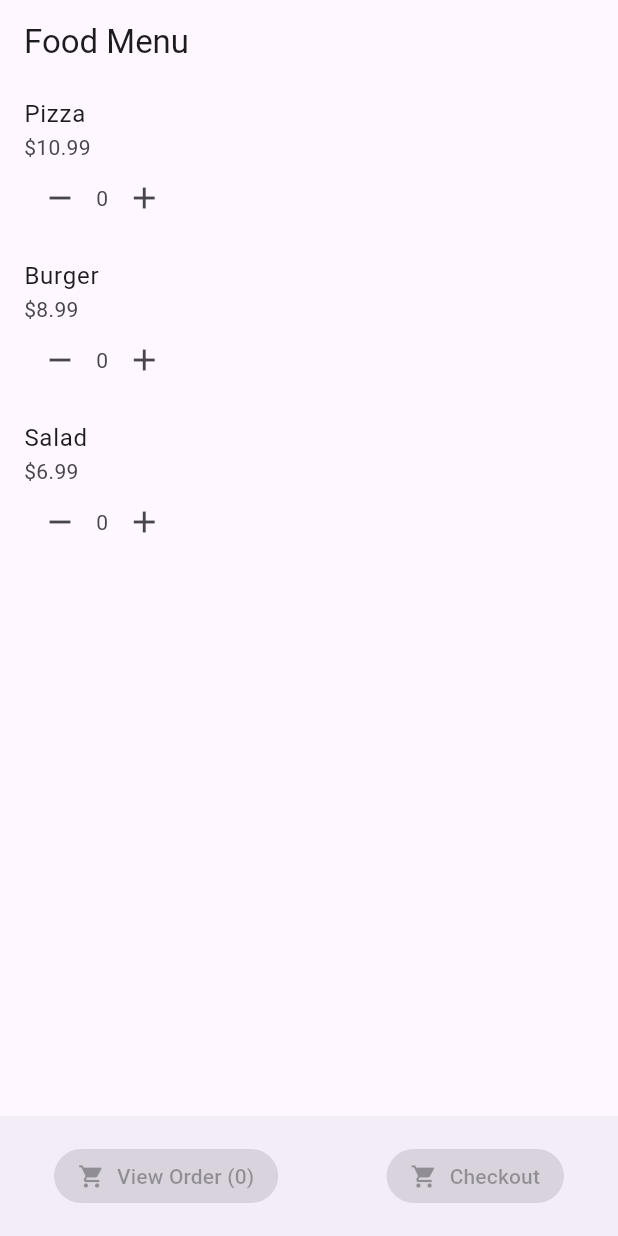
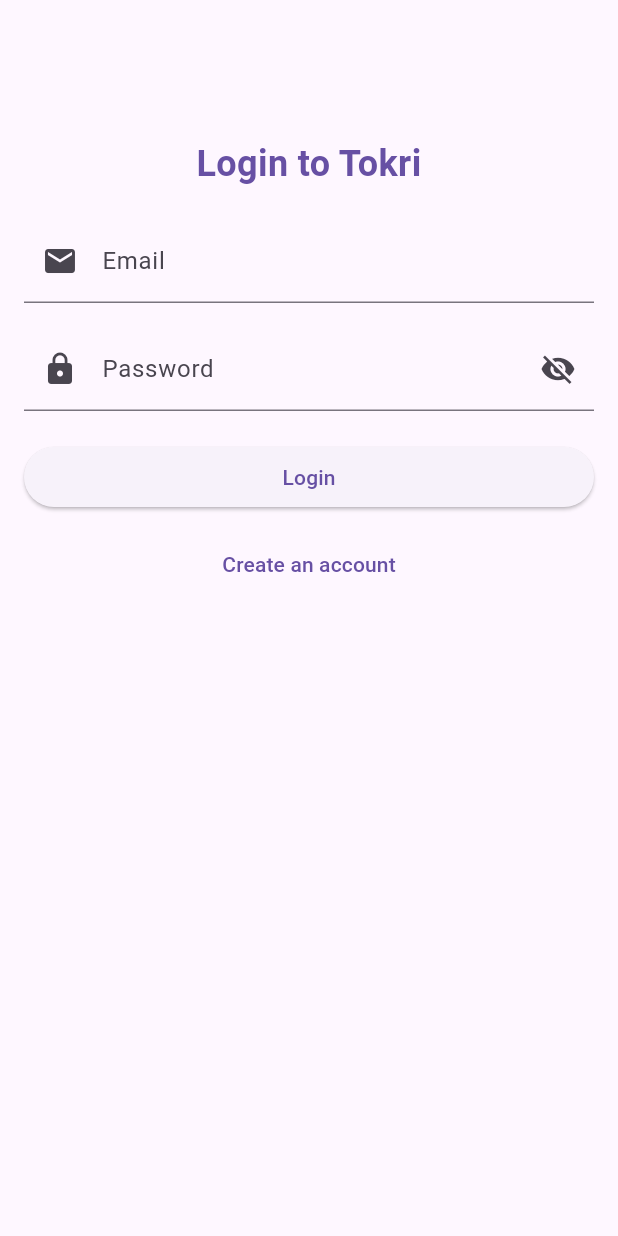
Before and after one commit to abhisekthapam/Tokri, a Flutter app: the screen it shows after launch, on a phone screen of 412 x 824 dp. Run offline on Flutter 3.47's test engine with Material 3 defaults, Android fonts, the phone set to English and light mode, and no system bars; our stand-ins replace cloud_firestore, firebase_core; accounts and stored records are empty.

Commit message:
feat: login and signup with firebase authentication

```diff
--- a/lib/view/login_page.dart
+++ b/lib/view/login_page.dart
@@ -0,0 +1,122 @@
+import 'package:flutter/material.dart';
+import '../view_models/login_view_model.dart';
+import 'food_menu_page.dart';
+import 'signup_page.dart';
+
+class LoginPage extends StatefulWidget {
+  @override
+  _LoginPageState createState() => _LoginPageState();
+}
+
+class _LoginPageState extends State<LoginPage> {
+  final TextEditingController _emailController = TextEditingController();
+  final TextEditingController _passwordController = TextEditingController();
+  final LoginViewModel _loginViewModel = LoginViewModel();
+  bool _showPassword = false;
+
+  @override
+  Widget build(BuildContext context) {
+    return Scaffold(
+      appBar: AppBar(
+        title: Text(''),
+      ),
+      body: Padding(
+        padding: EdgeInsets.all(16.0),
+        child: Column(
+          crossAxisAlignment: CrossAxisAlignment.stretch,
+          children: <Widget>[
+            SizedBox(height: 20.0),
+            Text(
+              'Login to Tokri',
+              textAlign: TextAlign.center,
+              style: TextStyle(
+                fontSize: 24.0,
+                fontWeight: FontWeight.bold,
+                color: Theme.of(context).primaryColor,
+              ),
+            ),
+            SizedBox(height: 20.0),
+            TextFormField(
+              controller: _emailController,
+              decoration: InputDecoration(
+                labelText: 'Email',
+                prefixIcon: Icon(Icons.email),
+              ),
+            ),
+            SizedBox(height: 16.0),
+            TextFormField(
+              controller: _passwordController,
+              decoration: InputDecoration(
+                labelText: 'Password',
+                prefixIcon: Icon(Icons.lock),
+                suffixIcon: IconButton(
+                  icon: Icon(_showPassword ? Icons.visibility : Icons.visibility_off),
+                  onPressed: () {
+                    setState(() {
+                      _showPassword = !_showPassword;
+                    });
+                  },
+                ),
+              ),
+              obscureText: !_showPassword,
+            ),
+            SizedBox(height: 20.0),
+            ElevatedButton(
+              onPressed: () async {
+                bool userExists = await _loginViewModel.checkUserExists(_emailController.text);
+                if (userExists) {
+                  bool loginSuccess = await _loginViewModel.login(_emailController.text, _passwordController.text);
+                  if (loginSuccess) {
+                    Navigator.pushReplacement(
+                      context,
+                      MaterialPageRoute(builder: (context) => FoodMenuPage()),
+                    );
+                  } else {
+                    showDialog(
+                      context: context,
+                      builder: (context) => AlertDialog(
+                        title: Text('Login Failed'),
+                        content: Text('Invalid email or password. Please try again.'),
+                        actions: [
+                          TextButton(
+                            onPressed: () => Navigator.pop(context),
+                            child: Text('OK'),
+                          ),
+                        ],
+                      ),
+                    );
+                  }
+                } else {
+                  showDialog(
+                    context: context,
+                    builder: (context) => AlertDialog(
+                      title: Text('Login Failed'),
+                      content: Text('User not found. Please sign up.'),
+                      actions: [
+                        TextButton(
+                          onPressed: () => Navigator.pop(context),
+                          child: Text('OK'),
+                        ),
+                      ],
+                    ),
+                  );
+                }
+              },
+              child: Text('Login'),
+            ),
+            SizedBox(height: 10.0),
+            TextButton(
+              onPressed: () {
+                Navigator.push(
+                  context,
+                  MaterialPageRoute(builder: (context) => SignupPage()),
+                );
+              },
+              child: Text('Create an account'),
+            ),
+          ],
+        ),
+      ),
+    );
+  }
+}
--- /dev/null
+++ b/lib/view_models/login_view_model.dart
@@ -0,0 +1,30 @@
+import 'package:flutter/material.dart';
+import 'package:cloud_firestore/cloud_firestore.dart';
+
+class LoginViewModel extends ChangeNotifier {
+  final FirebaseFirestore _firestore = FirebaseFirestore.instance;
+
+  Future<bool> login(String email, String password) async {
+    bool userExists = await checkUserExists(email);
+
+    if (userExists) {
+      print('Logging in with email: $email, password: $password');
+      if (email.isNotEmpty && password.isNotEmpty) {
+        await Future.delayed(Duration(seconds: 2));
+        return true;
+      } else {
+        return false;
+      }
+    } else {
+      return false;
+    }
+  }
+
+  Future<bool> checkUserExists(String email) async {
+    QuerySnapshot<Map<String, dynamic>> querySnapshot = await _firestore
+        .collection('users')
+        .where('email', isEqualTo: email)
+        .get();
+    return querySnapshot.docs.isNotEmpty;
+  }
+}
```
Also changed, not shown: lib/view/signup_page.dart (+147 -0 lines), lib/view/splash_screen.dart (+7 -7 lines), lib/view_models/signup_view_model.dart (added, +14 -0 lines).
